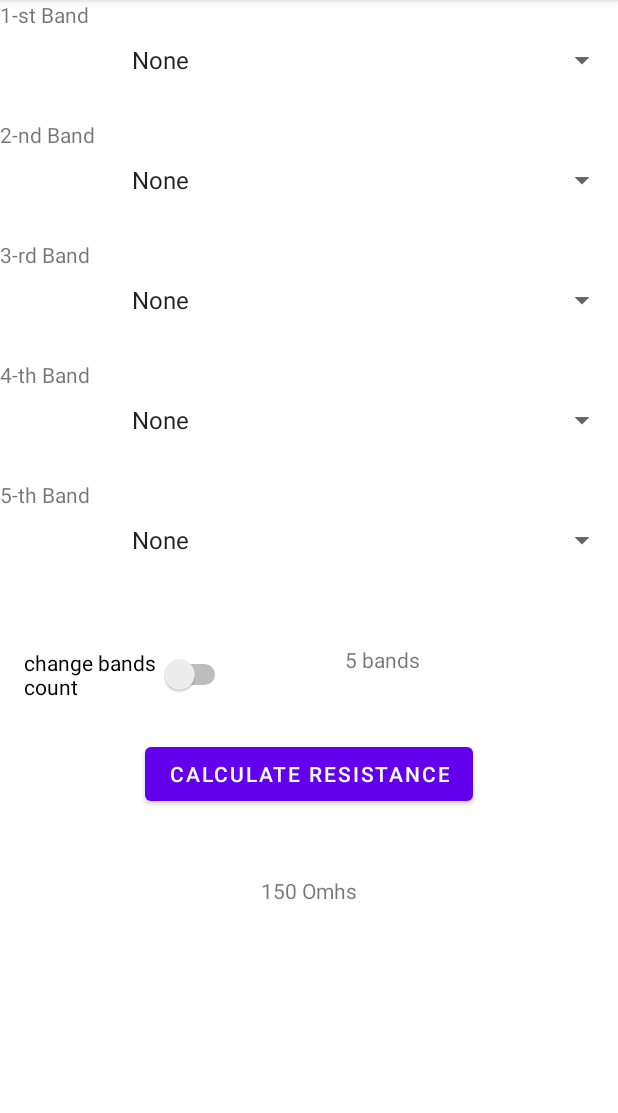
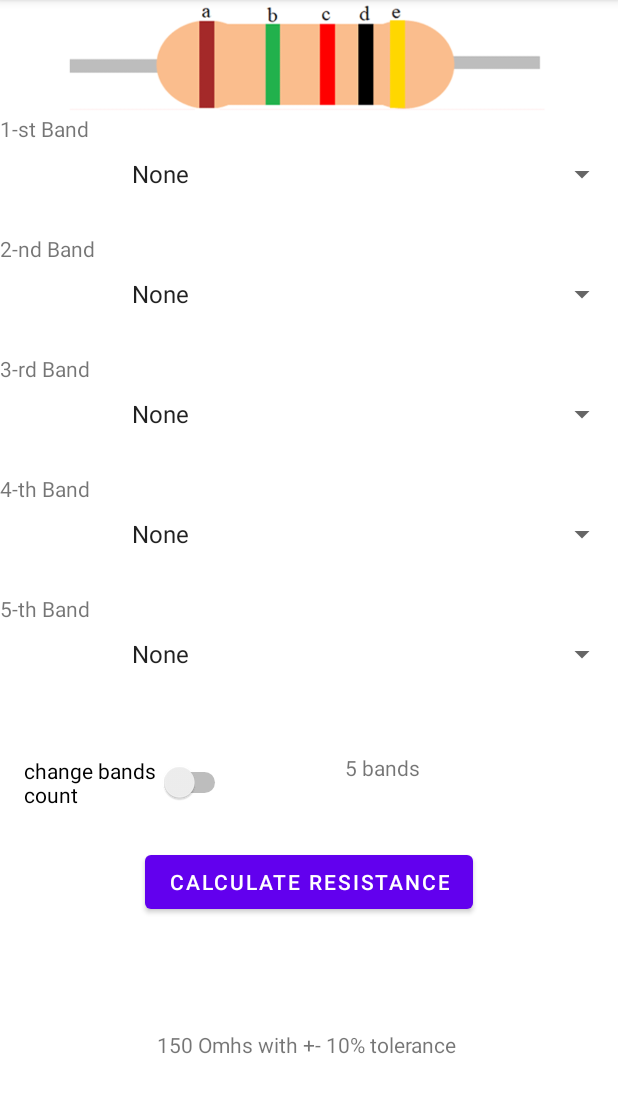
Before and after one commit to Double-Bonus/AppEmbeddedProjects, an Android app: the ResistanceFragment screen opened through its navigation route, on a phone screen of 412 x 824 dp, the part 84-1197 px from its top. Run offline under Robolectric (Android 15) with nearby library versions, the phone set to English and light mode, and no system bars.

Commit message:
added resistor photo

```diff
--- a/app/src/main/res/layout/fragment_resistance.xml
+++ b/app/src/main/res/layout/fragment_resistance.xml
@@ -13,7 +13,7 @@
         android:layout_height="80dp"
         app:layout_constraintEnd_toEndOf="parent"
         app:layout_constraintStart_toEndOf="@+id/text_band_1"
-        app:layout_constraintTop_toTopOf="parent" />
+        app:layout_constraintTop_toBottomOf="@+id/imageView_resistor" />
 
     <Spinner
         android:id="@+id/spin_secondBand"
@@ -53,7 +53,7 @@
         android:id="@+id/btn_cacl_resistance"
         android:layout_width="wrap_content"
         android:layout_height="wrap_content"
-        android:layout_marginTop="92dp"
+        android:layout_marginTop="88dp"
         android:text="Calculate Resistance"
         app:layout_constraintEnd_toEndOf="parent"
         app:layout_constraintStart_toStartOf="parent"
@@ -65,7 +65,7 @@
         android:layout_height="80dp"
         android:text="1-st Band"
         app:layout_constraintStart_toStartOf="parent"
-        app:layout_constraintTop_toTopOf="parent" />
+        app:layout_constraintTop_toBottomOf="@+id/imageView_resistor" />
 
 
     <TextView
@@ -104,18 +104,22 @@
         android:id="@+id/text_omh_value"
         android:layout_width="wrap_content"
         android:layout_height="wrap_content"
-        android:layout_marginTop="44dp"
-        android:text="150 Omhs"
+        android:layout_marginTop="24dp"
+        android:layout_marginBottom="8dp"
+        android:text="150 Omhs with +- 10% tolerance"
+        app:layout_constraintBottom_toBottomOf="parent"
         app:layout_constraintEnd_toEndOf="@+id/btn_cacl_resistance"
+        app:layout_constraintHorizontal_bias="0.411"
         app:layout_constraintStart_toStartOf="@+id/btn_cacl_resistance"
-        app:layout_constraintTop_toBottomOf="@+id/btn_cacl_resistance" />
+        app:layout_constraintTop_toBottomOf="@+id/btn_cacl_resistance"
+        app:layout_constraintVertical_bias="0.486" />
 
     <Switch
         android:id="@+id/switch_bandCnt"
         android:layout_width="138dp"
         android:layout_height="51dp"
         android:layout_marginStart="16dp"
-        android:layout_marginTop="24dp"
+        android:layout_marginTop="20dp"
         android:text="change bands count"
         app:layout_constraintStart_toStartOf="parent"
         app:layout_constraintTop_toBottomOf="@+id/text_band_5" />
@@ -130,5 +134,13 @@
         app:layout_constraintStart_toEndOf="@+id/switch_bandCnt"
         app:layout_constraintTop_toTopOf="@+id/switch_bandCnt" />
 
+    <ImageView
+        android:id="@+id/imageView_resistor"
+        android:layout_width="wrap_content"
+        android:layout_height="76dp"
+        android:src="@drawable/res_info"
+        app:layout_constraintStart_toStartOf="parent"
+        app:layout_constraintTop_toTopOf="parent" />
+
 
 </androidx.constraintlayout.widget.ConstraintLayout>
```
Also changed, not shown: app/src/main/res/drawable/res_info.png (added).
